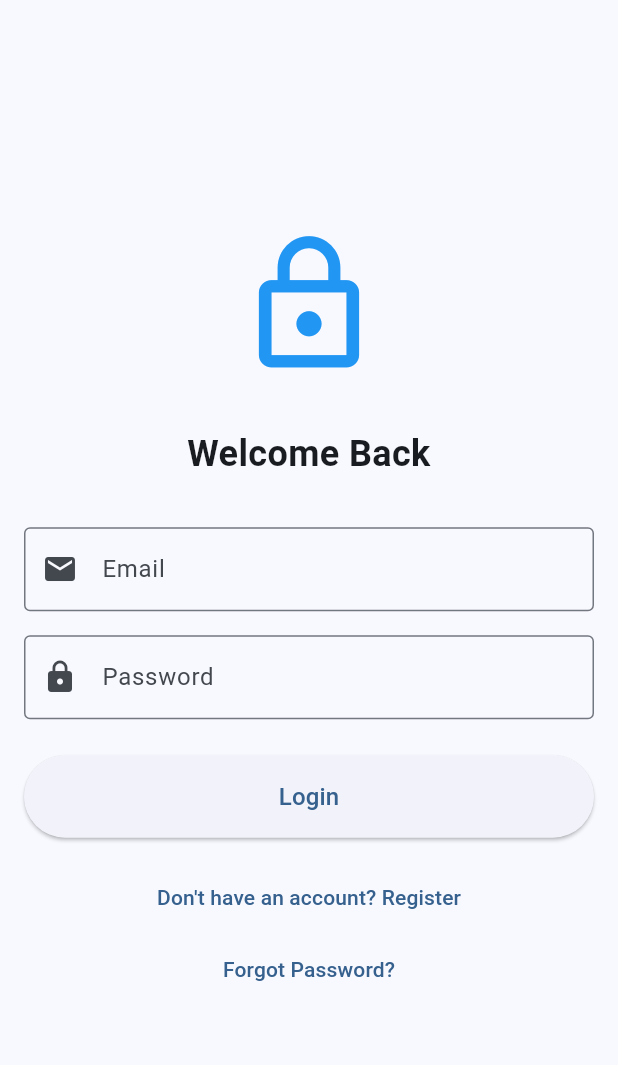
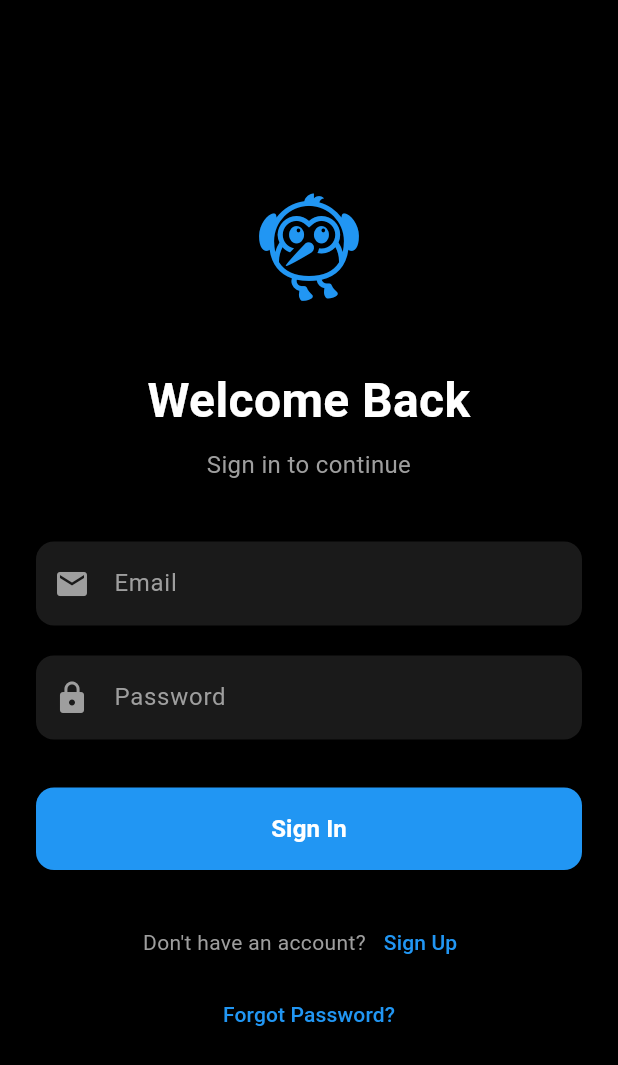
Before and after one commit to Djove73/Projecte2025-Chats, a Flutter app: the screen it shows after launch, on a phone screen of 412 x 824 dp. Shown: the top 1065 px of the screen. Run offline on Flutter 3.47's test engine with Material 3 defaults, Android fonts, the phone set to English and light mode, and no system bars.

Commit message:
Style: Update UI to dark theme design

```diff
--- a/lib/main.dart
+++ b/lib/main.dart
@@ -21,8 +21,57 @@ class MyApp extends StatelessWidget {
       child: MaterialApp(
         title: 'Login App',
         theme: ThemeData(
-          colorScheme: ColorScheme.fromSeed(seedColor: Colors.blue),
           useMaterial3: true,
+          brightness: Brightness.dark,
+          colorScheme: ColorScheme.dark(
+            primary: Colors.blue,
+            secondary: Colors.blueAccent,
+            surface: const Color(0xFF1A1A1A),
+            background: Colors.black,
+            error: Colors.red,
+          ),
+          scaffoldBackgroundColor: Colors.black,
+          appBarTheme: const AppBarTheme(
+            backgroundColor: Colors.black,
+            elevation: 0,
+          ),
+          inputDecorationTheme: InputDecorationTheme(
+            filled: true,
+            fillColor: const Color(0xFF1A1A1A),
+            border: OutlineInputBorder(
+              borderRadius: BorderRadius.circular(12),
+              borderSide: BorderSide.none,
+            ),
+            enabledBorder: OutlineInputBorder(
+              borderRadius: BorderRadius.circular(12),
+              borderSide: BorderSide.none,
+            ),
+            focusedBorder: OutlineInputBorder(
+              borderRadius: BorderRadius.circular(12),
+              borderSide: const BorderSide(color: Colors.blue, width: 2),
+            ),
+            errorBorder: OutlineInputBorder(
+              borderRadius: BorderRadius.circular(12),
+              borderSide: const BorderSide(color: Colors.red, width: 2),
+            ),
+            contentPadding: const EdgeInsets.symmetric(horizontal: 16, vertical: 16),
+          ),
+          elevatedButtonTheme: ElevatedButtonThemeData(
+            style: ElevatedButton.styleFrom(
+              backgroundColor: Colors.blue,
+              foregroundColor: Colors.white,
+              elevation: 0,
+              shape: RoundedRectangleBorder(
+                borderRadius: BorderRadius.circular(12),
+              ),
+              padding: const EdgeInsets.symmetric(vertical: 16),
+            ),
+          ),
+          textButtonTheme: TextButtonThemeData(
+            style: TextButton.styleFrom(
+              foregroundColor: Colors.blue,
+            ),
+          ),
         ),
         home: const LoginView(),
       ),
--- a/lib/views/login_view.dart
+++ b/lib/views/login_view.dart
@@ -51,9 +51,10 @@ class _LoginViewState extends State<LoginView> {
     return Scaffold(
       body: Consumer<LoginViewModel>(
         builder: (context, viewModel, child) {
-          return Center(
+          return SafeArea(
+            child: Center(
               child: SingleChildScrollView(
-              padding: const EdgeInsets.all(16.0),
+                padding: const EdgeInsets.all(24.0),
                 child: Form(
                   key: _formKey,
                   child: Column(
@@ -61,27 +62,38 @@ class _LoginViewState extends State<LoginView> {
                     crossAxisAlignment: CrossAxisAlignment.stretch,
                     children: [
                       const Icon(
-                      Icons.lock_outline,
-                      size: 100,
+                        Icons.flutter_dash,
+                        size: 80,
                         color: Colors.blue,
                       ),
-                    const SizedBox(height: 32),
+                      const SizedBox(height: 40),
                       const Text(
                         'Welcome Back',
                         textAlign: TextAlign.center,
                         style: TextStyle(
-                        fontSize: 24,
+                          fontSize: 32,
                           fontWeight: FontWeight.bold,
+                          color: Colors.white,
                         ),
                       ),
-                    const SizedBox(height: 32),
+                      const SizedBox(height: 8),
+                      const Text(
+                        'Sign in to continue',
+                        textAlign: TextAlign.center,
+                        style: TextStyle(
+                          fontSize: 16,
+                          color: Colors.grey,
+                        ),
+                      ),
+                      const SizedBox(height: 40),
                       TextFormField(
                         controller: _emailController,
                         keyboardType: TextInputType.emailAddress,
+                        style: const TextStyle(color: Colors.white),
                         decoration: const InputDecoration(
                           labelText: 'Email',
-                        border: OutlineInputBorder(),
-                        prefixIcon: Icon(Icons.email),
+                          labelStyle: TextStyle(color: Colors.grey),
+                          prefixIcon: Icon(Icons.email, color: Colors.grey),
                         ),
                         validator: (value) {
                           if (value == null || value.isEmpty) {
@@ -93,14 +105,15 @@ class _LoginViewState extends State<LoginView> {
                           return null;
                         },
                       ),
-                    const SizedBox(height: 16),
+                      const SizedBox(height: 20),
                       TextFormField(
                         controller: _passwordController,
                         obscureText: true,
+                        style: const TextStyle(color: Colors.white),
                         decoration: const InputDecoration(
                           labelText: 'Password',
-                        border: OutlineInputBorder(),
-                        prefixIcon: Icon(Icons.lock),
+                          labelStyle: TextStyle(color: Colors.grey),
+                          prefixIcon: Icon(Icons.lock, color: Colors.grey),
                         ),
                         validator: (value) {
                           if (value == null || value.isEmpty) {
@@ -120,23 +133,39 @@ class _LoginViewState extends State<LoginView> {
                           textAlign: TextAlign.center,
                         ),
                       ],
-                    const SizedBox(height: 24),
+                      const SizedBox(height: 32),
                       ElevatedButton(
                         onPressed: viewModel.isLoading ? null : _handleLogin,
-                      style: ElevatedButton.styleFrom(
-                        padding: const EdgeInsets.symmetric(vertical: 16),
+                        child: viewModel.isLoading
+                            ? const SizedBox(
+                                height: 20,
+                                width: 20,
+                                child: CircularProgressIndicator(
+                                  strokeWidth: 2,
+                                  valueColor: AlwaysStoppedAnimation<Color>(Colors.white),
                                 ),
-                      child: viewModel.isLoading
-                          ? const CircularProgressIndicator()
+                              )
                             : const Text(
-                              'Login',
-                              style: TextStyle(fontSize: 16),
+                                'Sign In',
+                                style: TextStyle(
+                                  fontSize: 16,
+                                  fontWeight: FontWeight.bold,
                                 ),
                               ),
-                    const SizedBox(height: 16),
+                      ),
+                      const SizedBox(height: 24),
+                      Row(
+                        mainAxisAlignment: MainAxisAlignment.center,
+                        children: [
+                          const Text(
+                            'Don\'t have an account?',
+                            style: TextStyle(color: Colors.grey),
+                          ),
                           TextButton(
                             onPressed: _navigateToRegister,
-                      child: const Text('Don\'t have an account? Register'),
+                            child: const Text('Sign Up'),
+                          ),
+                        ],
                       ),
                       TextButton(
                         onPressed: () {
@@ -148,6 +177,7 @@ class _LoginViewState extends State<LoginView> {
                   ),
                 ),
               ),
+            ),
           );
         },
       ),
```
Also changed, not shown: lib/views/register_view.dart (+60 -22 lines). Lines whose indentation alone changed are shown as unchanged.
